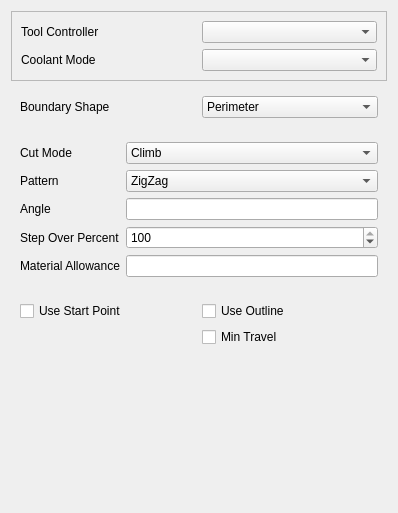
Qt form src/Mod/Path/Gui/Resources/panels/PageOpPocketFullEdit.ui (berndhahnebach/All_FreeCAD) before a commit.
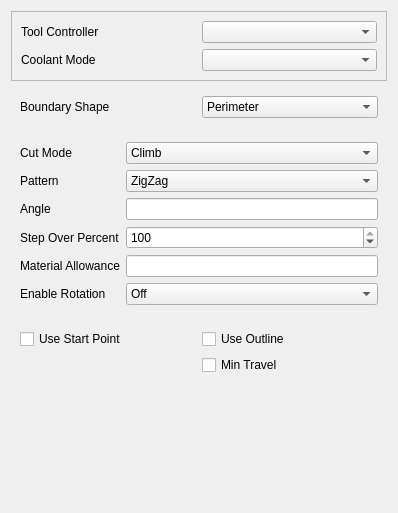
The same form after that commit. Custom widgets are drawn as their Qt base class.

Commit message: Fixed broken final depth calculation for rotational axis in pocket, profile and drill; Added EnableRotation to GUI; Fix some weird gcode generation

```diff
--- a/src/Mod/Path/Gui/Resources/panels/PageOpPocketFullEdit.ui
+++ b/src/Mod/Path/Gui/Resources/panels/PageOpPocketFullEdit.ui
@@ -222,6 +222,37 @@
         </property>
        </widget>
       </item>
+      <item row="5" column="0">
+       <widget class="QLabel" name="label_7">
+        <property name="text">
+         <string>Enable Rotation</string>
+        </property>
+       </widget>
+      </item>
+      <item row="5" column="1">
+       <widget class="QComboBox" name="enableRotation">
+        <item>
+         <property name="text">
+          <string>Off</string>
+         </property>
+        </item>
+        <item>
+         <property name="text">
+          <string>A(x)</string>
+         </property>
+        </item>
+        <item>
+         <property name="text">
+          <string>B(y)</string>
+         </property>
+        </item>
+        <item>
+         <property name="text">
+          <string>A &amp; B</string>
+         </property>
+        </item>
+       </widget>
+      </item>
      </layout>
     </widget>
    </item>
```
Left out of the diff: 8 changed lines with no effect on the pictures. The commit also changes 9 other files.
